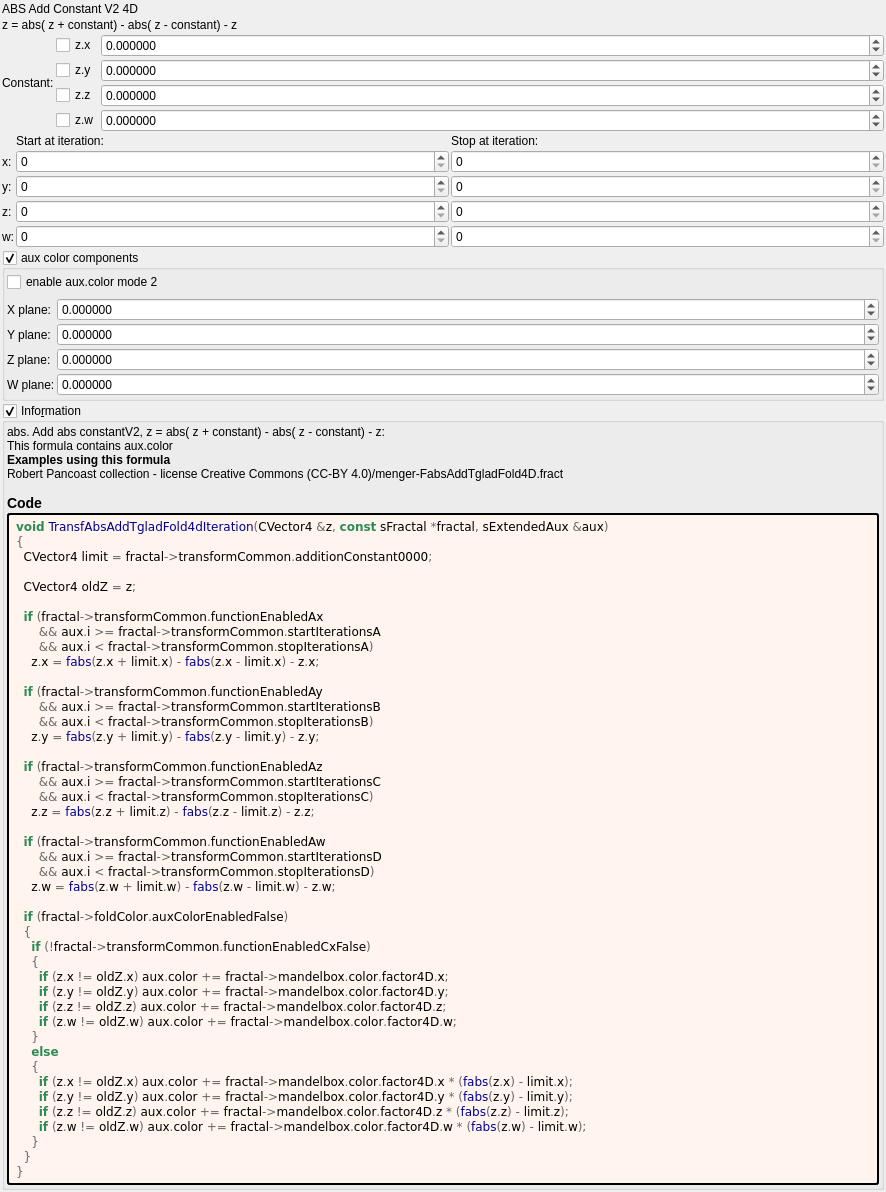
Before: the Qt Designer form mandelbulber2/formula/ui/transf_abs_add_tglad_fold4d.ui in buddhi1980/mandelbulber2, drawn with Qt 5.
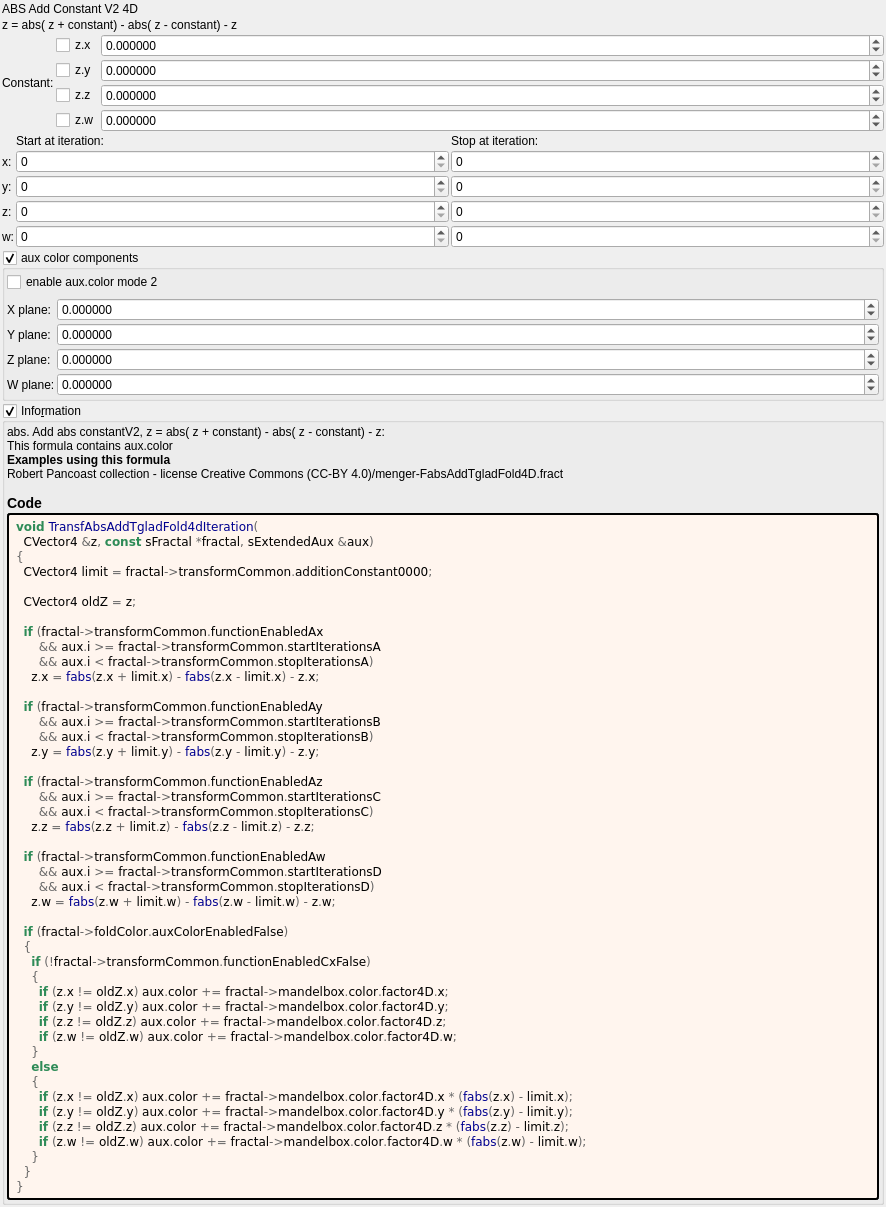
After: the same form once the commit is applied. Custom widgets are drawn as their Qt base class.

What changed in the file:
```diff
--- a/mandelbulber2/formula/ui/transf_abs_add_tglad_fold4d.ui
+++ b/mandelbulber2/formula/ui/transf_abs_add_tglad_fold4d.ui
@@ -568,7 +568,8 @@
         </property>
         <property name="text">
          <string notr="true">&lt;body style=&quot;background-color:#fff5ee&quot;&gt;
-&lt;pre style=&quot;color:#000000; background-color:#fff5ee;  font-family:'Courier New',monospace;&quot;&gt;&lt;span style=&quot;color:#2e8b57; font-weight:bold&quot;&gt;void&lt;/span&gt; &lt;span style=&quot;color:#00008f&quot;&gt;TransfAbsAddTgladFold4dIteration&lt;/span&gt;&lt;span style=&quot;color:#676767&quot;&gt;(&lt;/span&gt;CVector4 &lt;span style=&quot;color:#676767&quot;&gt;&amp;amp;&lt;/span&gt;z&lt;span style=&quot;color:#676767&quot;&gt;,&lt;/span&gt; &lt;span style=&quot;color:#2e8b57; font-weight:bold&quot;&gt;const&lt;/span&gt; sFractal &lt;span style=&quot;color:#676767&quot;&gt;*&lt;/span&gt;fractal&lt;span style=&quot;color:#676767&quot;&gt;,&lt;/span&gt; sExtendedAux &lt;span style=&quot;color:#676767&quot;&gt;&amp;amp;&lt;/span&gt;aux&lt;span style=&quot;color:#676767&quot;&gt;)&lt;/span&gt;
+&lt;pre style=&quot;color:#000000; background-color:#fff5ee;  font-family:'Courier New',monospace;&quot;&gt;&lt;span style=&quot;color:#2e8b57; font-weight:bold&quot;&gt;void&lt;/span&gt; &lt;span style=&quot;color:#00008f&quot;&gt;TransfAbsAddTgladFold4dIteration&lt;/span&gt;&lt;span style=&quot;color:#676767&quot;&gt;(&lt;/span&gt;
+  CVector4 &lt;span style=&quot;color:#676767&quot;&gt;&amp;amp;&lt;/span&gt;z&lt;span style=&quot;color:#676767&quot;&gt;,&lt;/span&gt; &lt;span style=&quot;color:#2e8b57; font-weight:bold&quot;&gt;const&lt;/span&gt; sFractal &lt;span style=&quot;color:#676767&quot;&gt;*&lt;/span&gt;fractal&lt;span style=&quot;color:#676767&quot;&gt;,&lt;/span&gt; sExtendedAux &lt;span style=&quot;color:#676767&quot;&gt;&amp;amp;&lt;/span&gt;aux&lt;span style=&quot;color:#676767&quot;&gt;)&lt;/span&gt;
 &lt;span style=&quot;color:#676767&quot;&gt;{&lt;/span&gt;
   CVector4 limit &lt;span style=&quot;color:#676767&quot;&gt;=&lt;/span&gt; fractal&lt;span style=&quot;color:#676767&quot;&gt;-&amp;gt;&lt;/span&gt;transformCommon&lt;span style=&quot;color:#676767&quot;&gt;.&lt;/span&gt;additionConstant0000&lt;span style=&quot;color:#676767&quot;&gt;;&lt;/span&gt;
 
```
